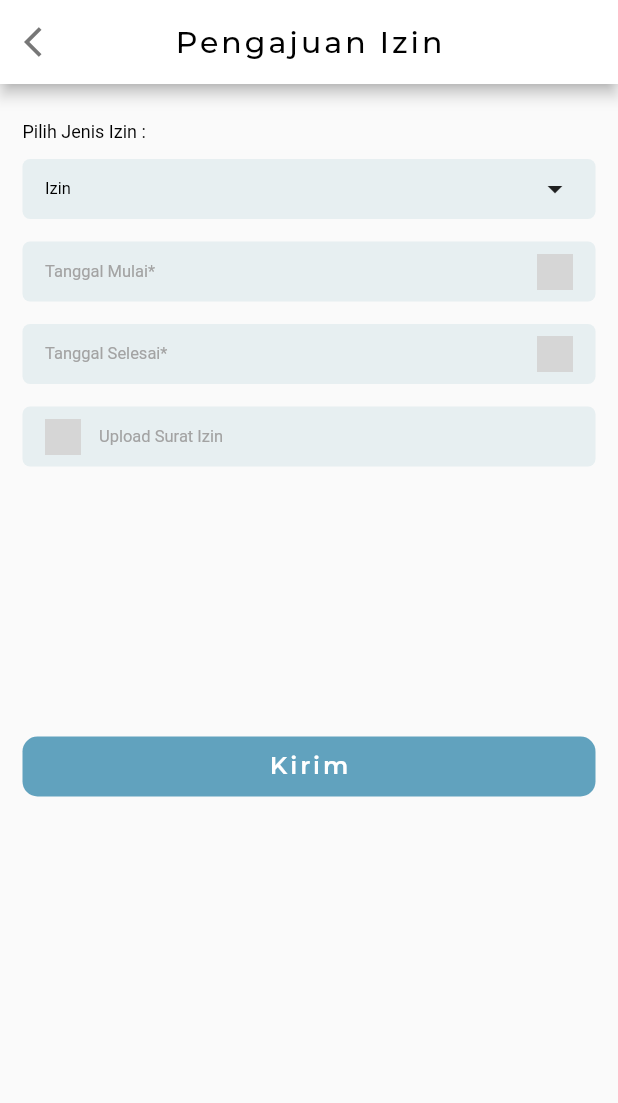
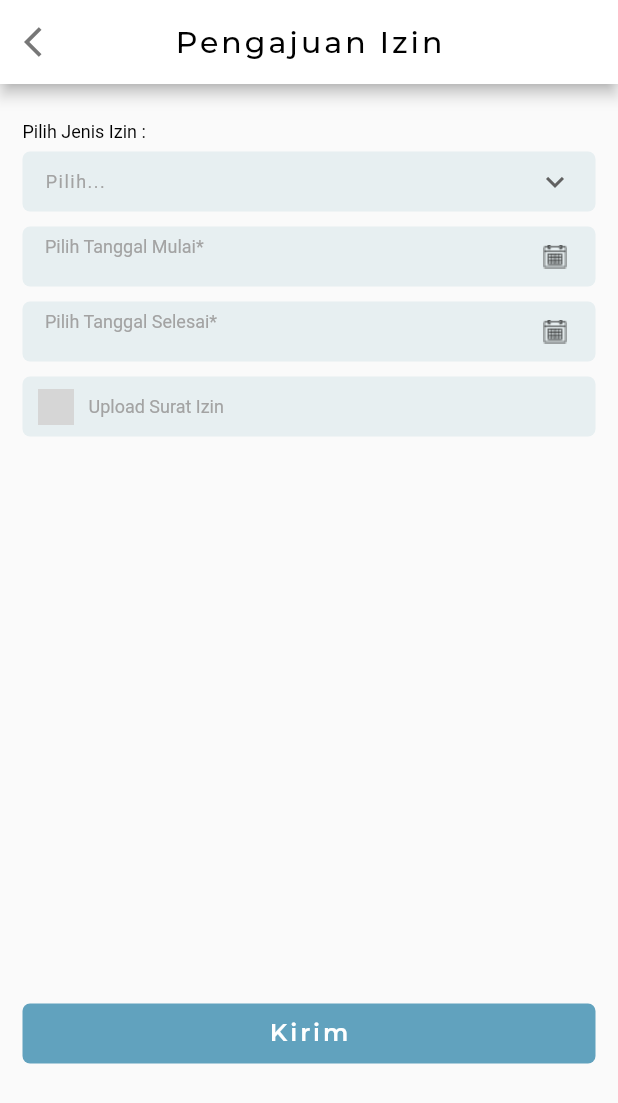
Before and after one commit to nabilareyna/sas, a Flutter app: the UIFormIzin screen opened by its route, on a phone screen of 412 x 824 dp. Shown: the top 1103 px of the screen. Run offline on Flutter 3.47's test engine with Material 2 defaults, Android fonts, the phone set to English and light mode, and no system bars; our stand-ins replace flutter_map, gap, geolocator, get, latlong2; missing offline and left inert: dart:html, unique_identifier; project files that could hold a hidden picture were left out; grey boxes are pictures that could not be loaded.

Commit message:
pembaruan izin #1

```diff
--- a/lib/module/form_izin/ui/ui_form_izin.dart
+++ b/lib/module/form_izin/ui/ui_form_izin.dart
@@ -2,9 +2,12 @@ import 'package:flutter/material.dart';
 import 'package:flutter/src/foundation/key.dart';
 import 'package:flutter/src/widgets/container.dart';
 import 'package:flutter/src/widgets/framework.dart';
+import 'package:gap/gap.dart';
 import 'package:get/get.dart';
 import 'package:sas/module/form_izin/controller/c_form_izin.dart';
 import 'package:sas/module/form_izin/widget/w_button_form_izin.dart';
+import 'package:sas/module/form_izin/widget/w_datepicker_mulai.dart';
+import 'package:sas/module/form_izin/widget/w_datepicker_selesai.dart';
 import 'package:sas/routes/routes.dart';
 import 'package:sas/utils/AppThemes.dart';
 
@@ -28,30 +31,19 @@ class UIFormIzin extends GetView<CFormIzin> {
       ),
       body: Stack(
         children: [
-          Column(
-            children: [
-              Padding(
-                padding: const EdgeInsets.only(top: 25, left: 15, right: 15),
-                child: Column(
-                  children: const [
-                    Text(
+          const Padding(
+            padding: EdgeInsets.only(top: 25, left: 15, right: 15, bottom: 5),
+            child: Text(
               'Pilih Jenis Izin :',
               style: TextStyle(
                   color: Colors.black,
                   fontSize: 12,
                   fontFamily: 'Roboto',
-                        fontWeight: FontWeight.w400,
+                  fontWeight: FontWeight.w400),
             ),
           ),
-                  ],
-                ),
-              ),
-            ],
-          ),
-          Column(
-            children: [
           Padding(
-                padding: const EdgeInsets.only(left: 15, right: 15, top: 50),
+            padding: const EdgeInsets.only(left: 15, right: 15, top: 45),
             child: Container(
               width: MediaQuery.of(context).size.width,
               height: 40,
@@ -64,27 +56,53 @@ class UIFormIzin extends GetView<CFormIzin> {
               child: Padding(
                 padding: const EdgeInsets.only(left: 15, right: 15),
                 child: Row(
-                      mainAxisAlignment: MainAxisAlignment.spaceBetween,
-                      children: const [
-                        Text(
-                          'Izin',
+                  children: [
+                    Expanded(
+                        child: DropdownButton(
+                      // elevation: 10,
+                      value: controller.selectedValue.value,
+                      isDense: true,
+                      isExpanded: true,
+                      onChanged: (String? value) =>
+                          controller.selectedValue.value = value,
+                      items: controller.items
+                          .map(
+                              (e) => DropdownMenuItem(value: e, child: Text(e)))
+                          .toList(),
+                      style: const TextStyle(
+                          fontFamily: 'Roboto',
+                          fontSize: 12,
+                          fontWeight: FontWeight.w400,
+                          color: Colors.black,
+                          letterSpacing: 1),
+                      dropdownColor: const Color(0xFFE7EFF1),
+                      hint: const Text(
+                        'Pilih...',
                         style: TextStyle(
-                              color: Colors.black,
-                              fontSize: 11,
+                          color: Color(0xFFA3A3A3),
+                          fontSize: 12,
                           fontFamily: 'Roboto',
-                              fontWeight: FontWeight.w400),
+                          fontWeight: FontWeight.w400,
                         ),
-                        Icon(
-                          Icons.arrow_drop_down,
-                          size: 24.0,
                       ),
+                      underline: const SizedBox(),
+                      icon: const Icon(Icons.expand_more),
+                    ))
                   ],
                 ),
               ),
             ),
           ),
+          const Padding(
+            padding: EdgeInsets.only(top: 95),
+            child: WDatePickerMulai(),
+          ),
+          const Padding(
+            padding: EdgeInsets.only(top: 145),
+            child: WDatePickerSelesai(),
+          ),
           Padding(
-                padding: const EdgeInsets.only(left: 15, right: 15, top: 15),
+            padding: const EdgeInsets.only(left: 15, right: 15, top: 195),
             child: Container(
               width: MediaQuery.of(context).size.width,
               height: 40,
@@ -95,105 +113,35 @@ class UIFormIzin extends GetView<CFormIzin> {
                 ),
               ),
               child: Padding(
-                    padding: const EdgeInsets.only(left: 15, right: 15),
+                padding: const EdgeInsets.only(left: 10, right: 15),
                 child: Row(
-                      mainAxisAlignment: MainAxisAlignment.spaceBetween,
                   children: const [
+                    ImageIcon(
+                      AssetImage('../assets/icons/upload.png'),
+                    ),
+                    Gap(10),
                     Text(
-                          'Tanggal Mulai*',
+                      'Upload Surat Izin',
                       style: TextStyle(
                         color: Color(0xFFA3A3A3),
-                            fontSize: 11,
+                        fontSize: 12,
                         fontFamily: 'Roboto',
                         fontWeight: FontWeight.w400,
                       ),
-                        ),
-                        ImageIcon(
-                          AssetImage('../assets/icons/datepicker.png'),
-                        ),
+                    )
                   ],
                 ),
               ),
             ),
           ),
           Padding(
-                padding: const EdgeInsets.only(left: 15, right: 15, top: 15),
-                child: Container(
-                  width: MediaQuery.of(context).size.width,
-                  height: 40,
-                  decoration: const BoxDecoration(
-                    color: Color(0xFFE7EFF1),
-                    borderRadius: BorderRadius.all(
-                      Radius.circular(5.0),
-                    ),
-                  ),
-                  child: Padding(
-                    padding: const EdgeInsets.only(left: 15, right: 15),
-                    child: Row(
-                      mainAxisAlignment: MainAxisAlignment.spaceBetween,
-                      children: const [
-                        Text(
-                          'Tanggal Selesai*',
-                          style: TextStyle(
-                            color: Color(0xFFA3A3A3),
-                            fontSize: 11,
-                            fontFamily: 'Roboto',
-                            fontWeight: FontWeight.w400,
-                          ),
-                        ),
-                        ImageIcon(
-                          AssetImage('../assets/icons/datepicker.png'),
-                        ),
-                      ],
-                    ),
-                  ),
-                ),
-              ),
-              Padding(
-                padding: const EdgeInsets.only(left: 15, right: 15, top: 15),
-                child: Container(
-                  width: MediaQuery.of(context).size.width,
-                  height: 40,
-                  decoration: const BoxDecoration(
-                    color: Color(0xFFE7EFF1),
-                    borderRadius: BorderRadius.all(
-                      Radius.circular(5.0),
-                    ),
-                  ),
-                  child: Padding(
-                    padding: const EdgeInsets.only(left: 15, right: 15),
-                    child: Row(
-                      children: const [
-                        Padding(
-                          padding: EdgeInsets.only(right: 12),
-                          child: ImageIcon(
-                            AssetImage('../assets/icons/upload.png'),
-                          ),
-                        ),
-                        Text(
-                          'Upload Surat Izin',
-                          style: TextStyle(
-                            color: Color(0xFFA3A3A3),
-                            fontSize: 11,
-                            fontFamily: 'Roboto',
-                            fontWeight: FontWeight.w400,
-                          ),
-                        ),
-                      ],
-                    ),
-                  ),
-                ),
-              ),
-              Padding(
-                padding: const EdgeInsets.only(bottom: 20),
+            padding: const EdgeInsets.only(top: 390),
             child: InkWell(
               child: const WButtonFormIzin(),
               onTap: () {
                 Get.toNamed(Routes.getDashboardRoute());
               },
             ),
-              )
-            ],
           ),
         ],
       ),
--- a/lib/module/form_izin/widget/w_button_form_izin.dart
+++ b/lib/module/form_izin/widget/w_button_form_izin.dart
@@ -9,15 +9,18 @@ class WButtonFormIzin extends StatelessWidget {
   Widget build(BuildContext context) {
     final size = AppLayout.getSize(context);
     return Padding(
-      padding: const EdgeInsets.only(left: 15, right: 15, top: 180),
+      padding: const EdgeInsets.only(left: 15, right: 15),
       child: Column(
+        mainAxisAlignment: MainAxisAlignment.end,
         children: [
-          Container(
+          Padding(
+            padding: const EdgeInsets.only(bottom: 115),
+            child: Container(
               height: 40,
               width: size.width,
               decoration: BoxDecoration(
                   color: Styles.primaryColor,
-                borderRadius: BorderRadius.circular(10)),
+                  borderRadius: BorderRadius.circular(5)),
               child: const Center(
                 child: Text(
                   'Kirim',
@@ -30,6 +33,7 @@ class WButtonFormIzin extends StatelessWidget {
                 ),
               ),
             ),
+          ),
         ],
       ),
     );
--- a/lib/module/form_izin/widget/w_datepicker_form_izin.dart
+++ /dev/null
@@ -1,67 +0,0 @@
-import 'package:flutter/cupertino.dart';
-import 'package:flutter/material.dart';
-import 'package:intl/intl.dart';
-
-class WDatePickerFormIzin extends StatefulWidget {
-  const WDatePickerFormIzin({Key? key}) : super(key: key);
-
-  @override
-  _WDatePickerFormIzinState createState() => _WDatePickerFormIzinState();
-}
-
-class _WDatePickerFormIzinState extends State<WDatePickerFormIzin> {
-
-  String _dateTime = DateFormat("EEEE, d MMMM yyyy").format(DateTime.now());
-
-  void _showDatePicker() {
-    showDatePicker(
-        context: context,
-        initialDate: DateTime.now(),
-        firstDate: DateTime(2000),
-        lastDate: DateTime(5000)
-        ).then((value) {
-          setState(() {
-            _dateTime = value! as String;
-          });
-        });
-  }
-
-  @override
-  Widget build(BuildContext context) {
-    return Scaffold(
-      body: Stack(
-        children: [
-          Column(
-            children: [
-              MaterialButton(
-                onPressed: _showDatePicker,
-                child: Container(
-                  width: MediaQuery.of(context).size.width,
-                  height: 40,
-                  decoration: const BoxDecoration(
-                    color: Color(0xFFE7EFF1),
-                    borderRadius: BorderRadius.all(
-                      Radius.circular(5.0),
-                    ),
-                  ),
-                  child: Padding(
-                    padding: const EdgeInsets.only(left: 15, right: 15),
-                    child: Row(
-                      mainAxisAlignment: MainAxisAlignment.spaceBetween,
-                      children:  [
-                        Text(_dateTime.toString()),
-                        const ImageIcon(
-                          AssetImage('assets/icons/datepicker.png'),
-                        ),
-                      ],
-                    ),
-                  ),
-                ),
-              ),
-            ],
-          )
-        ],
-      ),
-    );
-  }
-}
--- /dev/null
+++ b/lib/module/form_izin/widget/w_datepicker_mulai.dart
@@ -0,0 +1,85 @@
+import 'package:flutter/cupertino.dart';
+import 'package:flutter/material.dart';
+import 'package:intl/intl.dart';
+
+class WDatePickerMulai extends StatefulWidget {
+  const WDatePickerMulai({Key? key}) : super(key: key);
+
+  @override
+  _WDatePickerMulaiState createState() => _WDatePickerMulaiState();
+}
+
+class _WDatePickerMulaiState extends State<WDatePickerMulai> {
+  final TextEditingController _date = TextEditingController();
+
+  @override
+  Widget build(BuildContext context) {
+    return Scaffold(
+      body: Stack(
+        children: [
+          Column(
+            children: [
+              Padding(
+                padding: const EdgeInsets.only(left: 15, right: 15),
+                child: Container(
+                  width: MediaQuery.of(context).size.width,
+                  height: 40,
+                  decoration: const BoxDecoration(
+                    color: Color(0xFFE7EFF1),
+                    borderRadius: BorderRadius.all(
+                      Radius.circular(5.0),
+                    ),
+                  ),
+                  child: Padding(
+                    padding: const EdgeInsets.only(left: 15, right: 15),
+                    child: Row(
+                      mainAxisAlignment: MainAxisAlignment.spaceBetween,
+                      children: [
+                        Expanded(
+                          child: Padding(
+                            padding: const EdgeInsets.only(bottom: 15),
+                            child: TextField(
+                              controller: _date,
+                              decoration: const InputDecoration(
+                                border: InputBorder.none,
+                                hintText: 'Pilih Tanggal Mulai*',
+                                hintStyle: TextStyle(
+                                  color: Color(0xFFA3A3A3),
+                                  fontSize: 12,
+                                  fontFamily: 'Roboto',
+                                  fontWeight: FontWeight.w400,
+                                ),
+                              ),
+                              onTap: () async {
+                                DateTime? pickedDate = await showDatePicker(
+                                    context: context,
+                                    initialDate: DateTime.now(),
+                                    firstDate: DateTime(2023),
+                                    lastDate: DateTime(4000));
+                                if (pickedDate != null) {
+                                  setState(() {
+                                    _date.text = DateFormat('EEEE, d MMMM yyyy')
+                                        .format(pickedDate);
+                                  });
+                                } else {
+                                  print("Dimohon untuk memilih");
+                                }
+                              },
+                            ),
+                          ),
+                        ),
+                        const ImageIcon(
+                          AssetImage('assets/icons/datepicker.png'),
+                        ),
+                      ],
+                    ),
+                  ),
+                ),
+              ),
+            ],
+          ),
+        ],
+      ),
+    );
+  }
+}
--- /dev/null
+++ b/lib/module/form_izin/widget/w_datepicker_selesai.dart
@@ -0,0 +1,85 @@
+import 'package:flutter/cupertino.dart';
+import 'package:flutter/material.dart';
+import 'package:intl/intl.dart';
+
+class WDatePickerSelesai extends StatefulWidget {
+  const WDatePickerSelesai({Key? key}) : super(key: key);
+
+  @override
+  _WDatePickerSelesaiState createState() => _WDatePickerSelesaiState();
+}
+
+class _WDatePickerSelesaiState extends State<WDatePickerSelesai> {
+  final TextEditingController _date = TextEditingController();
+
+  @override
+  Widget build(BuildContext context) {
+    return Scaffold(
+      body: Stack(
+        children: [
+          Column(
+            children: [
+              Padding(
+                padding: const EdgeInsets.only(left: 15, right: 15),
+                child: Container(
+                  width: MediaQuery.of(context).size.width,
+                  height: 40,
+                  decoration: const BoxDecoration(
+                    color: Color(0xFFE7EFF1),
+                    borderRadius: BorderRadius.all(
+                      Radius.circular(5.0),
+                    ),
+                  ),
+                  child: Padding(
+                    padding: const EdgeInsets.only(left: 15, right: 15),
+                    child: Row(
+                      mainAxisAlignment: MainAxisAlignment.spaceBetween,
+                      children: [
+                        Expanded(
+                          child: Padding(
+                            padding: const EdgeInsets.only(bottom: 15),
+                            child: TextField(
+                              controller: _date,
+                              decoration: const InputDecoration(
+                                border: InputBorder.none,
+                                hintText: 'Pilih Tanggal Selesai*',
+                                hintStyle: TextStyle(
+                                  color: Color(0xFFA3A3A3),
+                                  fontSize: 12,
+                                  fontFamily: 'Roboto',
+                                  fontWeight: FontWeight.w400,
+                                ),
+                              ),
+                              onTap: () async {
+                                DateTime? pickedDate = await showDatePicker(
+                                    context: context,
+                                    initialDate: DateTime.now(),
+                                    firstDate: DateTime(2023),
+                                    lastDate: DateTime(4000));
+                                if (pickedDate != null) {
+                                  setState(() {
+                                    _date.text = DateFormat('EEEE, d MMMM yyyy')
+                                        .format(pickedDate);
+                                  });
+                                } else {
+                                  print("Dimohon untuk memilih");
+                                }
+                              },
+                            ),
+                          ),
+                        ),
+                        const ImageIcon(
+                          AssetImage('assets/icons/datepicker.png'),
+                        ),
+                      ],
+                    ),
+                  ),
+                ),
+              ),
+            ],
+          ),
+        ],
+      ),
+    );
+  }
+}
--- a/lib/module/panduan_sas/ui/ui_panduan_sas.dart
+++ b/lib/module/panduan_sas/ui/ui_panduan_sas.dart
@@ -105,12 +105,15 @@ class UIPanduanSAS extends StatelessWidget {
                                             '• Pastikan anda berada di jangkauan wilayah SMKN 4 Malang'))
                                   ],
                                 ),
-                                Row(
+                                Padding(
+                                  padding: const EdgeInsets.only(bottom: 20),
+                                  child: Row(
                                     children: const [
                                       Expanded(
                                           child: Text(
                                               '• Kemudian tekan tombol kirim dan akan muncul notifikasi bahwa absensi berhasil !'))
                                     ],
+                                  ),
                                 ),
                               ],
                             ),
@@ -178,12 +181,15 @@ class UIPanduanSAS extends StatelessWidget {
                                     Expanded(child: Text('• Upload surat izin'))
                                   ],
                                 ),
-                                Row(
+                                Padding(
+                                  padding: const EdgeInsets.only(bottom: 20),
+                                  child: Row(
                                     children: const [
                                       Expanded(
                                           child: Text(
                                               '• Kemudian tekan tombol kirim'))
                                     ],
+                                  ),
                                 ),
                               ],
                             ),
--- a/pubspec.yaml
+++ b/pubspec.yaml
@@ -83,6 +83,7 @@ flutter:
     - assets/icons/person.png
     - assets/icons/photo.png
     - assets/icons/datepicker.png
+    - assets/icons/upload.png
 
   # An image asset can refer to one or more resolution-specific "variants", see
   # https://flutter.dev/assets-and-images/#resolution-aware.
```
Also changed, not shown: lib/module/form_izin/widget/w_imagepicker.dart (added). Lines whose indentation alone changed are shown as unchanged.
